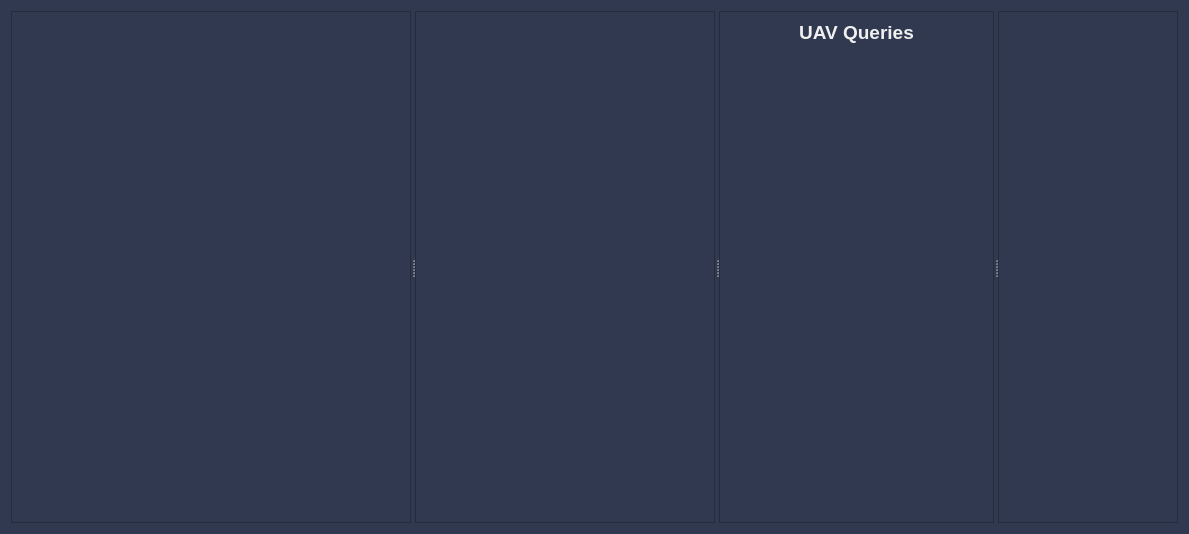
First picture: the form in src/rqt_gcs/resources/WidgetMain.ui, repository CSUN-SERL/lcar-bot, before the edit.
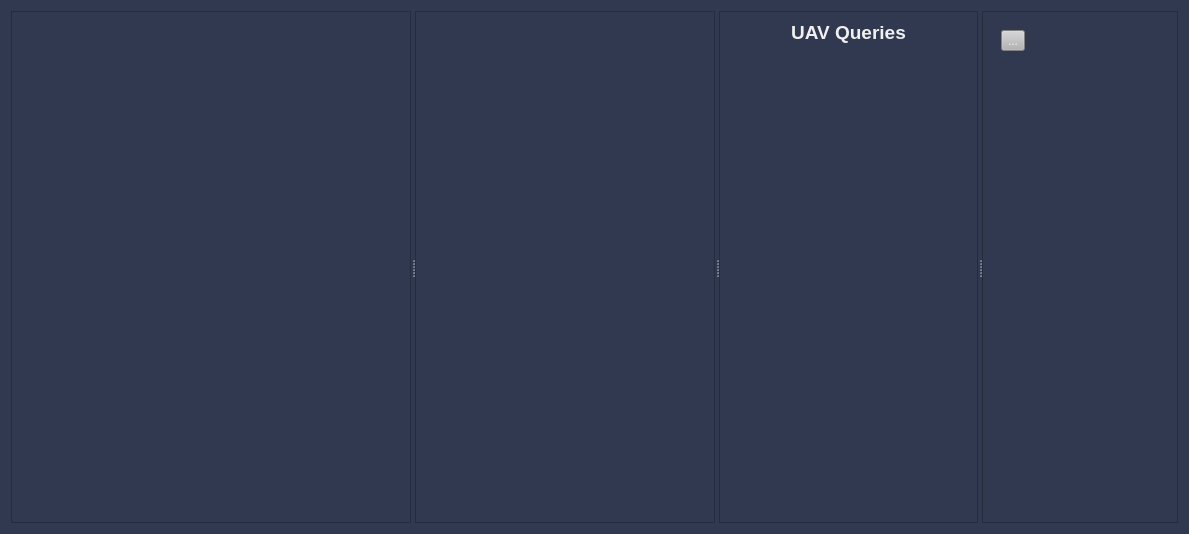
Second picture: the form after the edit.

Commit message: added settings button to main display, handled settings widget display logic on main display settings button click

What changed in the file:
```diff
--- a/src/rqt_gcs/resources/WidgetMain.ui
+++ b/src/rqt_gcs/resources/WidgetMain.ui
@@ -153,7 +153,7 @@
              <rect>
               <x>0</x>
               <y>0</y>
-              <width>242</width>
+              <width>225</width>
               <height>466</height>
              </rect>
             </property>
@@ -205,12 +205,12 @@
            <rect>
             <x>0</x>
             <y>0</y>
-            <width>169</width>
+            <width>186</width>
             <height>496</height>
            </rect>
           </property>
           <layout class="QGridLayout" name="gridLayout_4">
-           <item row="0" column="0">
+           <item row="2" column="0">
             <layout class="QVBoxLayout" name="UAVListLayout">
              <item>
               <spacer name="verticalSpacer">
@@ -227,6 +227,42 @@
              </item>
             </layout>
            </item>
+           <item row="0" column="0">
+            <layout class="QHBoxLayout" name="horizontalLayout_2">
+             <item>
+              <widget class="QToolButton" name="settingsButton">
+               <property name="toolTip">
+                <string extracomment="Settings"/>
+               </property>
+               <property name="styleSheet">
+                <string notr="true">QToolButton
+{
+	background-color: rgb(180, 180, 180);
+}</string>
+               </property>
+               <property name="text">
+                <string>...</string>
+               </property>
+               <property name="toolButtonStyle">
+                <enum>Qt::ToolButtonIconOnly</enum>
+               </property>
+              </widget>
+             </item>
+             <item>
+              <spacer name="horizontalSpacer">
+               <property name="orientation">
+                <enum>Qt::Horizontal</enum>
+               </property>
+               <property name="sizeHint" stdset="0">
+                <size>
+                 <width>40</width>
+                 <height>20</height>
+                </size>
+               </property>
+              </spacer>
+             </item>
+            </layout>
+           </item>
           </layout>
          </widget>
         </widget>
```
The commit also changes 2 other files.
